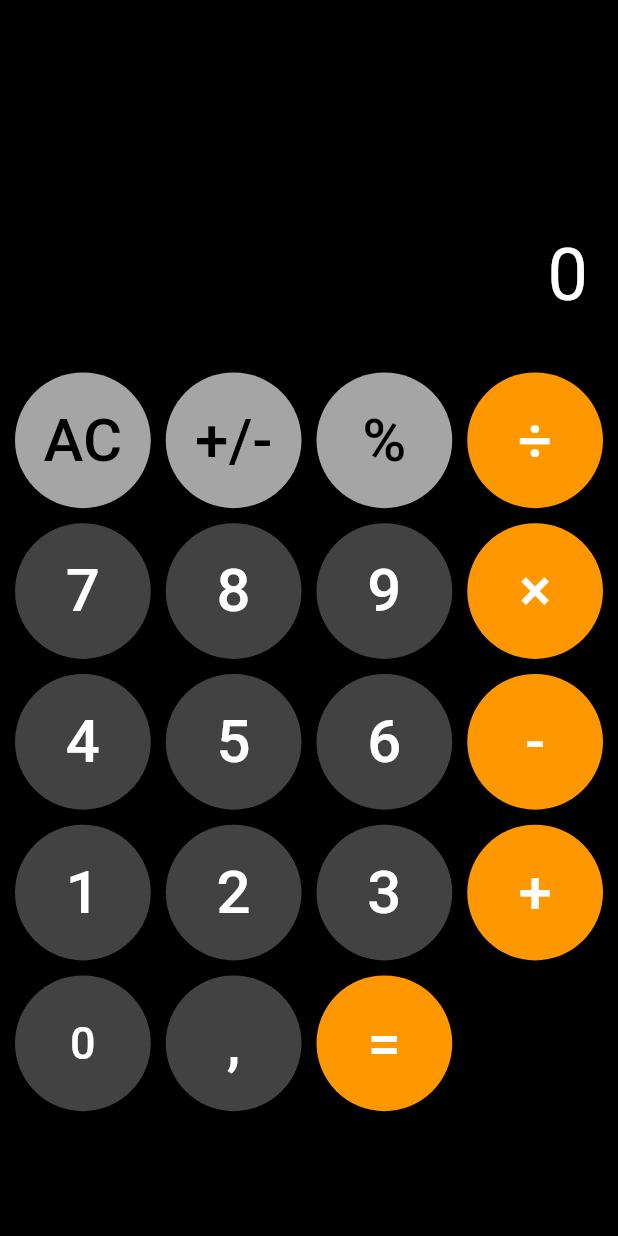
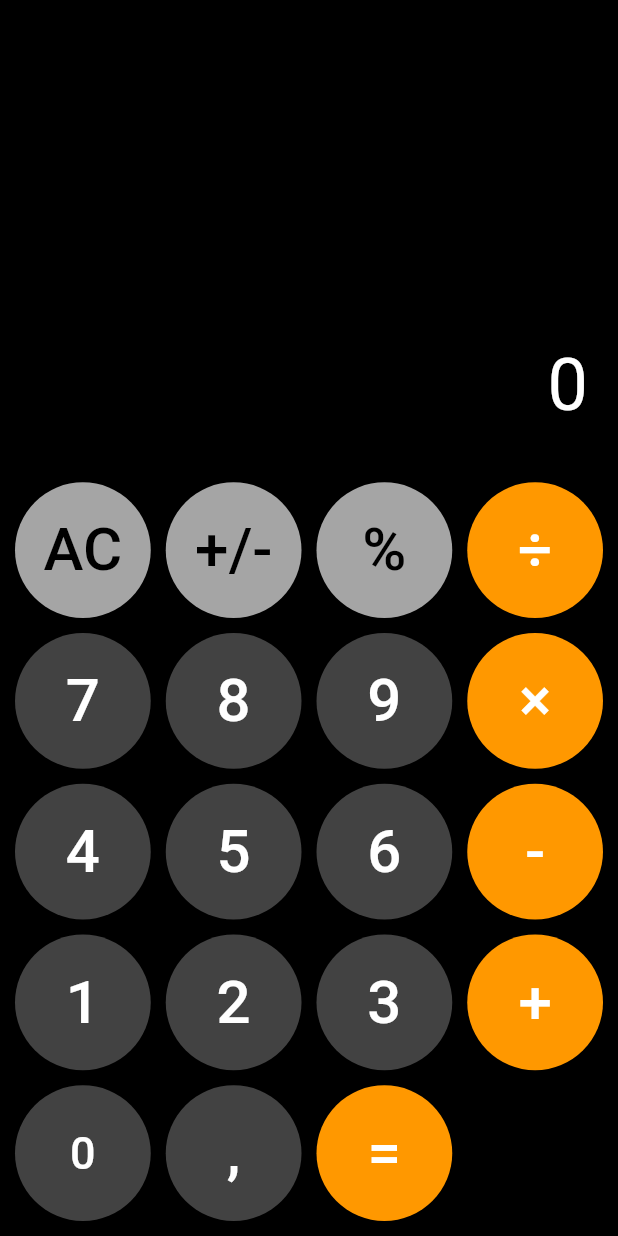
Before and after one commit to devgabe1/calculator, a Flutter app: the screen it shows after launch, on a phone screen of 412 x 824 dp. Run offline on Flutter 3.47's test engine with Material 3 defaults, Android fonts, the phone set to English and light mode, and no system bars; our stand-ins replace math_expressions.

Commit message:
Fix altura

```diff
--- a/calculator/lib/pages/calculator_page.dart
+++ b/calculator/lib/pages/calculator_page.dart
@@ -125,7 +125,7 @@ class _CalculatorPageState extends State<CalculatorPage> {
       ),
       backgroundColor: Colors.black,
       body: Column(
-        mainAxisAlignment: MainAxisAlignment.center,
+        mainAxisAlignment: MainAxisAlignment.end, // Move os widgets para baixo
         children: [
           // Tela de exibição da calculadora
           Padding(
@@ -141,7 +141,8 @@ class _CalculatorPageState extends State<CalculatorPage> {
 
           // Linhas de botões
           GridView.builder(
-            shrinkWrap: true,
+            shrinkWrap: true, // Ajusta o tamanho do GridView ao conteúdo
+            physics: const NeverScrollableScrollPhysics(), // Desativa a rolagem
             padding: const EdgeInsets.all(10),
             gridDelegate: const SliverGridDelegateWithFixedCrossAxisCount(
               crossAxisCount: 4, // 4 colunas no total
```
